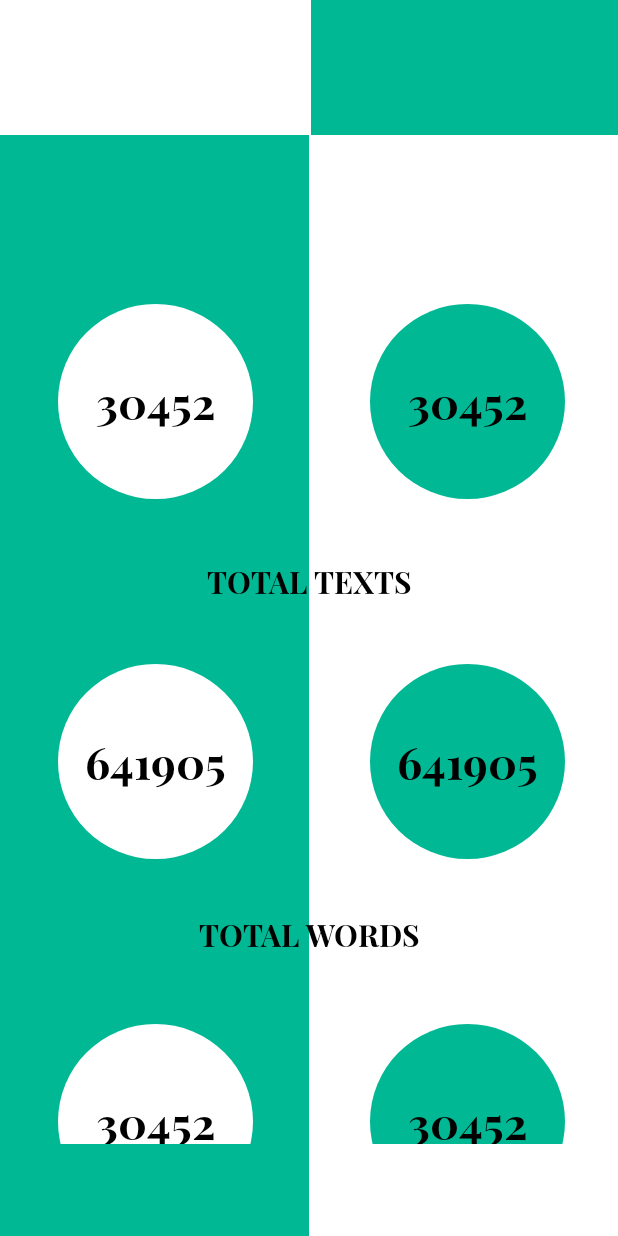
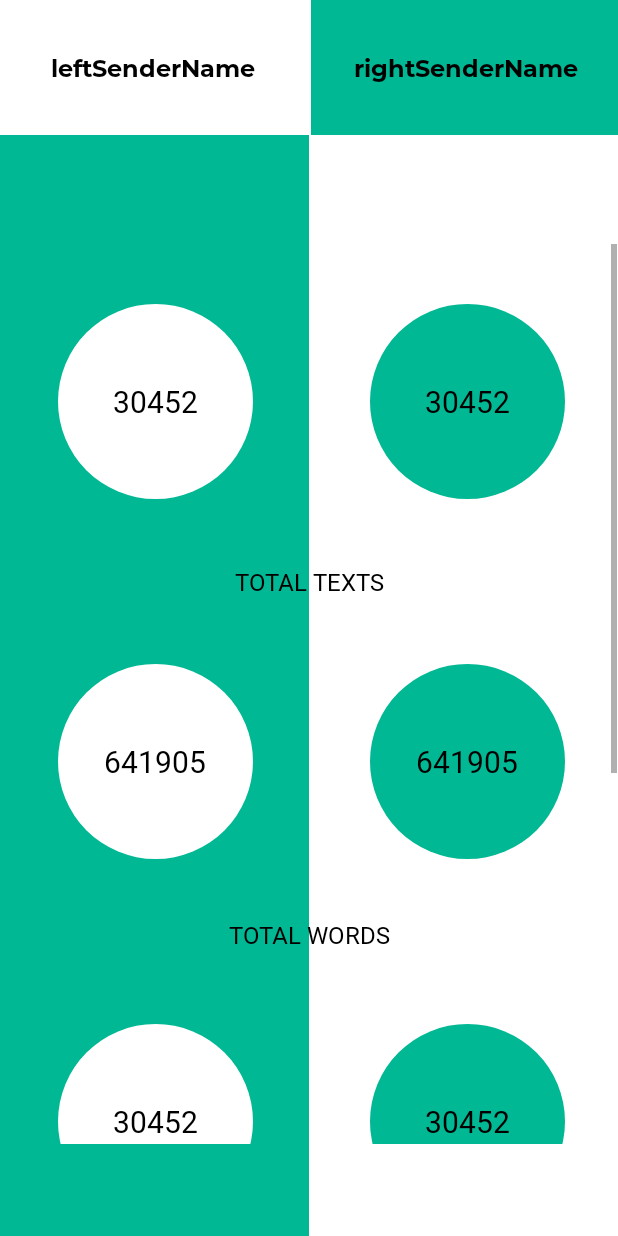
Before and after one commit to weilun-tann/WhatStat-Android, an Android app: the MessageStatisticsActivity screen opened directly, with no data from a screen before it, on a phone screen of 412 x 824 dp. Run offline under Robolectric (Android 15) with nearby library versions, the phone set to English and light mode, and no system bars.

Commit message:
Minor UI changes

```diff
--- a/app/src/main/java/com/jed/whatsapp/UploadedCloudFileAdapter.java
+++ b/app/src/main/java/com/jed/whatsapp/UploadedCloudFileAdapter.java
@@ -37,7 +37,7 @@ public class UploadedCloudFileAdapter extends RecyclerView.Adapter<UploadedCloud
 
     @Override
     public ViewHolder onCreateViewHolder(ViewGroup parent, int viewType) {
-        View view = LayoutInflater.from(parent.getContext()).inflate(R.layout.card_view, parent, false);
+        View view = LayoutInflater.from(parent.getContext()).inflate(R.layout.history_cardview, parent, false);
         ViewHolder viewHolder = new ViewHolder(view);
         context = parent.getContext();
         return viewHolder;
--- a/app/src/main/res/layout/activity_message_statistics.xml
+++ b/app/src/main/res/layout/activity_message_statistics.xml
@@ -5,7 +5,7 @@
     android:layout_width="match_parent"
     android:layout_height="match_parent"
     android:background="@drawable/msg_stats_bg"
-    android:theme="@android:style/Theme.Holo.Light.NoActionBar.Fullscreen"
+    android:theme="@android:style/Theme.Material.Light.NoActionBar"
     app:layout_behavior="@string/appbar_scrolling_view_behavior">
 
     <TextView
@@ -14,10 +14,11 @@
         android:layout_height="90dp"
         android:layout_marginEnd="209dp"
         android:background="@color/colorStatsRightCircle"
-        android:fontFamily="@font/playfairdisplay_bold"
+        android:fontFamily="@font/montserrat_bold"
         android:gravity="center"
-        android:text=""
-        android:textSize="20sp"
+        android:text="leftSenderName"
+        android:textColor="@color/black"
+        android:textSize="@dimen/senderNameFont"
         app:layout_constraintEnd_toEndOf="parent"
         app:layout_constraintStart_toStartOf="parent"
         app:layout_constraintTop_toTopOf="parent" />
@@ -28,10 +29,11 @@
         android:layout_height="90dp"
         android:layout_marginStart="209dp"
         android:background="@color/colorStatsLeftCircle"
-        android:fontFamily="@font/playfairdisplay_bold"
+        android:fontFamily="@font/montserrat_bold"
         android:gravity="center"
-        android:text=""
-        android:textSize="20sp"
+        android:text="rightSenderName"
+        android:textColor="@color/black"
+        android:textSize="@dimen/senderNameFont"
         app:layout_constraintEnd_toEndOf="parent"
         app:layout_constraintStart_toStartOf="parent"
         app:layout_constraintTop_toTopOf="parent" />
@@ -41,7 +43,7 @@
         android:layout_width="410dp"
         android:layout_height="600dp"
         android:layout_marginTop="101dp"
-        android:fontFamily="@font/playfairdisplay_bold"
+        android:fontFamily="@font/montserrat_bold"
         app:layout_constraintBottom_toBottomOf="parent"
         app:layout_constraintEnd_toEndOf="parent"
         app:layout_constraintStart_toStartOf="parent"
@@ -58,11 +60,10 @@
                 android:layout_height="100dp"
                 android:layout_centerHorizontal="true"
                 android:layout_marginTop="920dp"
-                android:fontFamily="@font/playfairdisplay_bold"
                 android:gravity="center"
                 android:text="AVERAGE REPLY TIMING (HOURS)"
                 android:textColor="@color/msgStatsDescription"
-                android:textSize="20sp" />
+                android:textSize="@dimen/senderNameFont" />
 
             <TextView
                 android:id="@+id/senderOneMsgCount"
@@ -70,11 +71,10 @@
                 android:layout_height="50dp"
                 android:layout_centerHorizontal="true"
                 android:layout_marginTop="200dp"
-                android:fontFamily="@font/playfairdisplay_bold"
                 android:gravity="center"
                 android:text="TOTAL TEXTS"
                 android:textColor="@color/msgStatsDescription"
-                android:textSize="20sp" />
+                android:textSize="@dimen/senderNameFont" />
 
             <TextView
                 android:id="@+id/senderOneWPM"
@@ -82,11 +82,10 @@
                 android:layout_height="50dp"
                 android:layout_centerHorizontal="true"
                 android:layout_marginTop="435dp"
-                android:fontFamily="@font/playfairdisplay_bold"
                 android:gravity="center"
                 android:text="TOTAL WORDS"
                 android:textColor="@color/msgStatsDescription"
-                android:textSize="20sp" />
+                android:textSize="@dimen/senderNameFont" />
 
             <TextView
                 android:id="@+id/senderTwoMsgCount"
@@ -94,11 +93,10 @@
                 android:layout_height="50dp"
                 android:layout_centerHorizontal="true"
                 android:layout_marginTop="680dp"
-                android:fontFamily="@font/playfairdisplay_bold"
                 android:gravity="center"
                 android:text="WORDS PER MESSAGE"
                 android:textColor="@color/msgStatsDescription"
-                android:textSize="20sp" />
+                android:textSize="@dimen/senderNameFont" />
 
             <!--TITLES FOR LEFT CIRCLE-->
             <TextView
@@ -108,11 +106,10 @@
                 android:layout_marginLeft="37dp"
                 android:layout_marginTop="40dp"
                 android:background="@drawable/solid_circle_left"
-                android:fontFamily="@font/playfairdisplay_bold"
                 android:gravity="center"
                 android:text="30452"
                 android:textColor="@color/colorStatsLeftText"
-                android:textSize="30sp" />
+                android:textSize="@dimen/bubbleFont" />
 
             <TextView
                 android:id="@+id/leftCircleTwo"
@@ -121,11 +118,10 @@
                 android:layout_marginLeft="37dp"
                 android:layout_marginTop="280dp"
                 android:background="@drawable/solid_circle_left"
-                android:fontFamily="@font/playfairdisplay_bold"
                 android:gravity="center"
                 android:text="641905"
                 android:textColor="@color/colorStatsLeftText"
-                android:textSize="30sp" />
+                android:textSize="@dimen/bubbleFont" />
 
             <TextView
                 android:id="@+id/leftCircleThree"
@@ -134,11 +130,10 @@
                 android:layout_marginLeft="37dp"
                 android:layout_marginTop="520dp"
                 android:background="@drawable/solid_circle_left"
-                android:fontFamily="@font/playfairdisplay_bold"
                 android:gravity="center"
                 android:text="30452"
                 android:textColor="@color/colorStatsLeftText"
-                android:textSize="30sp" />
+                android:textSize="@dimen/bubbleFont" />
 
             <TextView
                 android:id="@+id/leftCircleFour"
@@ -147,11 +142,10 @@
                 android:layout_marginLeft="37dp"
                 android:layout_marginTop="760dp"
                 android:background="@drawable/solid_circle_left"
-                android:fontFamily="@font/playfairdisplay_bold"
                 android:gravity="center"
                 android:text="30452"
                 android:textColor="@color/colorStatsLeftText"
-                android:textSize="30sp" />
+                android:textSize="@dimen/bubbleFont" />
 
             <TextView
                 android:id="@+id/rightCircleOne"
@@ -160,11 +154,10 @@
                 android:layout_marginLeft="245dp"
                 android:layout_marginTop="40dp"
                 android:background="@drawable/solid_circle_right"
-                android:fontFamily="@font/playfairdisplay_bold"
                 android:gravity="center"
                 android:text="30452"
                 android:textColor="@color/colorStatsRightText"
-                android:textSize="30sp" />
+                android:textSize="@dimen/bubbleFont" />
 
             <TextView
                 android:id="@+id/rightCircleTwo"
@@ -173,11 +166,10 @@
                 android:layout_marginLeft="245dp"
                 android:layout_marginTop="280dp"
                 android:background="@drawable/solid_circle_right"
-                android:fontFamily="@font/playfairdisplay_bold"
                 android:gravity="center"
                 android:text="641905"
                 android:textColor="@color/colorStatsRightText"
-                android:textSize="30sp" />
+                android:textSize="@dimen/bubbleFont" />
 
             <TextView
                 android:id="@+id/rightCircleThree"
@@ -186,11 +178,10 @@
                 android:layout_marginLeft="245dp"
                 android:layout_marginTop="520dp"
                 android:background="@drawable/solid_circle_right"
-                android:fontFamily="@font/playfairdisplay_bold"
                 android:gravity="center"
                 android:text="30452"
                 android:textColor="@color/colorStatsRightText"
-                android:textSize="30sp" />
+                android:textSize="@dimen/bubbleFont" />
 
             <TextView
                 android:id="@+id/rightCircleFour"
@@ -199,11 +190,10 @@
                 android:layout_marginLeft="245dp"
                 android:layout_marginTop="760dp"
                 android:background="@drawable/solid_circle_right"
-                android:fontFamily="@font/playfairdisplay_bold"
                 android:gravity="center"
                 android:text="30452"
                 android:textColor="@color/colorStatsRightText"
-                android:textSize="30sp" />
+                android:textSize="@dimen/bubbleFont" />
 
         </RelativeLayout>
     </ScrollView>
--- a/app/src/main/res/layout/activity_waiting_screen.xml
+++ b/app/src/main/res/layout/activity_waiting_screen.xml
@@ -14,12 +14,10 @@
         xmlns:android="http://schemas.android.com/apk/res/android"
         android:id="@+id/talkToUser"
         android:layout_width="300dp"
-        android:layout_height="120dp"
+        android:layout_height="300dp"
         android:gravity="center"
         android:textSize="20sp"
         android:text=""
-        android:fontFamily="@font/playfairdisplay_bold"
-        android:layout_centerInParent="true">
+android:layout_centerInParent="true">
     </TextView>
-
 </RelativeLayout>
--- a/app/src/main/res/values/colors.xml
+++ b/app/src/main/res/values/colors.xml
@@ -4,10 +4,13 @@
     <!--Login-->
 
     <!--Main Menu-->
+    <color name="buttonBlackText">#000000</color>
+    <color name="buttonGreyText">#95A5A6</color>
+    <color name="buttonGreen">#0BE881</color>
+    <color name="buttonRed">#FF6B81</color>
     <color name="loginFAB">#55EFC4</color>
-    <color name="fileFABActive">#0BE881</color>
-    <color name="fileFABDormant">#FF6B81</color>
     <color name="mainMenuBackground">#FFFFFF</color>
+
 
 
     <!--Message Stats-->
@@ -34,11 +37,10 @@
     <color name="cardBackground">#55EFC4</color>
 
 
-
     <!--Main App Theme Colors-->
     <color name="colorPrimary">#FF9FF3</color>
     <color name="colorPrimaryDark">#000000</color>
-    <color name="colorAccent">#2D3436</color>
+    <color name="colorAccent">#000000</color>
 
 
     <!--Generic Colors-->
--- a/app/src/main/res/values/dimens.xml
+++ b/app/src/main/res/values/dimens.xml
@@ -1,16 +1,20 @@
 <resources>
     <dimen name="fab_margin">50dp</dimen>
-    <!-- Default screen margins, per the Android Design guidelines. -->
     <dimen name="activity_horizontal_margin">16dp</dimen>
     <dimen name="activity_vertical_margin">16dp</dimen>
 
-    <!--Main Menu-->
+    <!--MAIN MENU-->
     <dimen name="main_menu_icon">30dp</dimen>
     <dimen name="main_menu_button_width">200dp</dimen>
     <dimen name="main_menu_button_height">90dp</dimen>
     <dimen name="main_menu_button_text">14sp</dimen>
 
-    <!--Conversation History Selector-->
+    <!--MESSAGE STATISTICS-->
+    <dimen name="bubbleFont">20sp</dimen>
+    <dimen name="senderNameFont">16sp</dimen>
+
+
+    <!--CONVERSATION HISTORY SELECTOR-->
     <dimen name="history_filename">14sp</dimen>
     <dimen name="history_filedate">12sp</dimen>
 
--- a/app/src/main/res/values/strings.xml
+++ b/app/src/main/res/values/strings.xml
@@ -12,8 +12,8 @@
     <string name="menuGraphButton">GRAPH</string>
 
     <!--MAIN MENU SNACKBAR-->
-    <string name="loginBarButton">SIGN IN</string>
-    <string name="uploadBarButton">UPLOAD</string>
+    <string name="loginBarButton">Sign In</string>
+    <string name="uploadBarButton">Upload</string>
 
     <!--UPLOAD HISTORY SELECTOR-->
     <string name="cardSelectButton">SELECT</string>
```
Also changed, not shown: app/src/main/java/com/jed/whatsapp/MainActivity.java (+107 -31 lines), app/src/main/res/layout/activity_main.xml (+4 -3 lines), app/src/main/res/layout/card_view.xml (deleted, +0 -56 lines), app/src/main/res/layout/history_cardview.xml (added, +56 -0 lines), app/src/main/res/font/montserrat_bold.ttf (added), app/src/main/res/values/styles.xml (indentation only), 2 other files.
